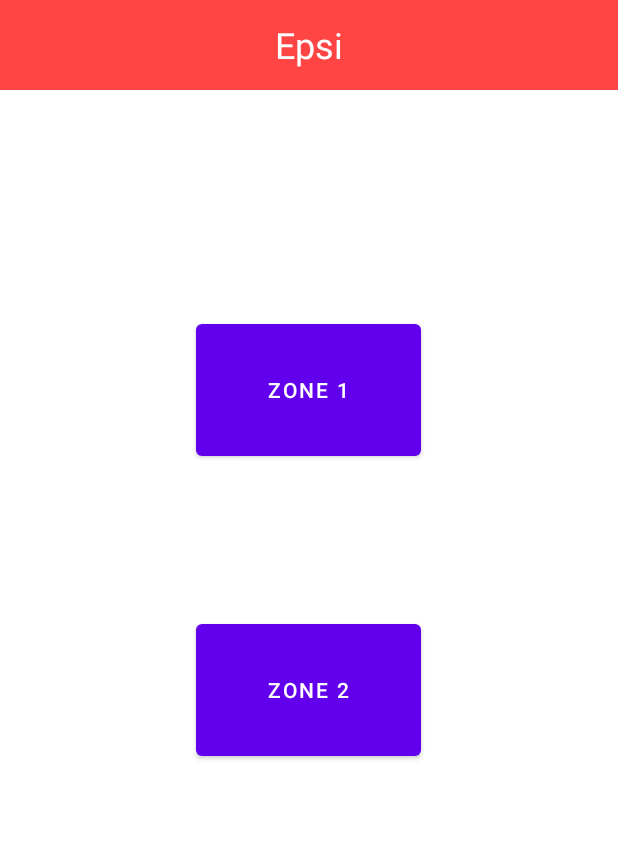
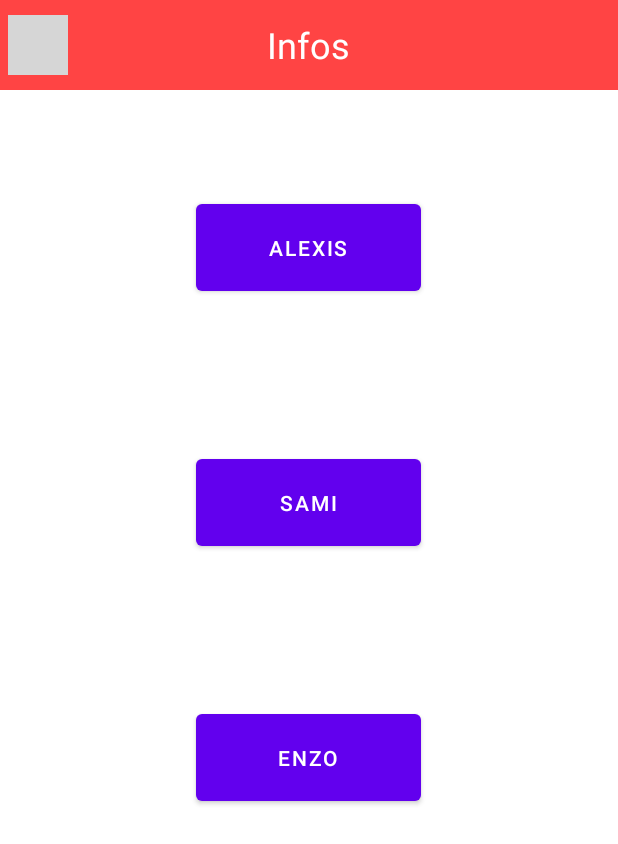
Before and after one commit to EnzoLePort/B3_G1_Android_Project, an Android app: the screen it shows after launch (MainActivity before the commit, StudentsActivity after it), after a tap on "ZONE 1", on a phone screen of 412 x 824 dp. Shown: the top 844 px of the screen. Run offline under Robolectric (Android 15) with nearby library versions, the phone set to English and light mode, and no system bars; grey boxes are pictures that could not be loaded.

Commit message:
Add StudentsActivity

```diff
--- a/app/src/main/java/fr/epsi/ourapplicationb3g1_ase/MainActivity.java
+++ b/app/src/main/java/fr/epsi/ourapplicationb3g1_ase/MainActivity.java
@@ -23,7 +23,7 @@ public class MainActivity extends EpsiActivity implements View.OnClickListener {
     public void onClick(View v) {
         switch (v.getId()){
             case R.id.buttonZone1:
-                //StudentsActivity.displayActivity(this,"Infos");
+                StudentsActivity.displayActivity(this,"Infos");
                 break;
             case R.id.buttonZone2:
                 //OtherActivity.displayActivity(this,"Rayons");
--- a/app/src/main/java/fr/epsi/ourapplicationb3g1_ase/StudentsActivity.java
+++ b/app/src/main/java/fr/epsi/ourapplicationb3g1_ase/StudentsActivity.java
@@ -1,14 +1,22 @@
 package fr.epsi.ourapplicationb3g1_ase;
 
-import androidx.appcompat.app.AppCompatActivity;
-
+import android.content.Intent;
 import android.os.Bundle;
 
-public class StudentsActivity extends AppCompatActivity {
+public class StudentsActivity extends EpsiActivity {
+
+    public static void displayActivity(EpsiActivity activity,String title){
+        Intent intent = new Intent(activity,StudentsActivity.class);
+        intent.putExtra("title",title);
+        activity.startActivity(intent);
+    }
 
     @Override
     protected void onCreate(Bundle savedInstanceState) {
         super.onCreate(savedInstanceState);
         setContentView(R.layout.activity_students);
+        showBack();
+        String title = getIntent().getExtras().getString("title","");
+        setTitle(title);
     }
 }
--- a/app/src/main/res/layout/activity_main.xml
+++ b/app/src/main/res/layout/activity_main.xml
@@ -10,6 +10,16 @@
         android:layout_width="match_parent"
         android:layout_height="wrap_content"
         layout="@layout/layout_header"/>
+
+    <ScrollView
+        android:layout_width="match_parent"
+        android:layout_height="match_parent"
+        android:layout_weight="1">
+
+        <LinearLayout
+            android:layout_width="match_parent"
+            android:layout_height="match_parent"
+            android:orientation="vertical" >
 
             <Button
                 android:id="@+id/buttonZone1"
@@ -25,4 +35,8 @@
                 android:layout_height="100dp"
                 android:layout_gravity="center_horizontal"
                 android:text="ZONE 2"/>
+
         </LinearLayout>
+    </ScrollView>
+
+</LinearLayout>
--- a/app/src/main/res/layout/activity_students.xml
+++ b/app/src/main/res/layout/activity_students.xml
@@ -1,9 +1,50 @@
 <?xml version="1.0" encoding="utf-8"?>
-<androidx.constraintlayout.widget.ConstraintLayout xmlns:android="http://schemas.android.com/apk/res/android"
-    xmlns:app="http://schemas.android.com/apk/res-auto"
+<LinearLayout
+    android:orientation="vertical"
+    xmlns:android="http://schemas.android.com/apk/res/android"
     xmlns:tools="http://schemas.android.com/tools"
     android:layout_width="match_parent"
     android:layout_height="match_parent"
-    tools:context=".StudentsActivity">
+    tools:context=".MainActivity">
+    <include
+        android:layout_width="match_parent"
+        android:layout_height="wrap_content"
+        layout="@layout/layout_header"/>
 
-</androidx.constraintlayout.widget.ConstraintLayout>
+    <ScrollView
+        android:layout_width="match_parent"
+        android:layout_height="match_parent"
+        android:layout_weight="1">
+
+        <LinearLayout
+            android:layout_width="match_parent"
+            android:layout_height="match_parent"
+            android:orientation="vertical" >
+
+            <Button
+                android:id="@+id/buttonAlexis"
+                android:layout_marginTop="70dp"
+                android:layout_width="150dp"
+                android:layout_height="70dp"
+                android:layout_gravity="center_horizontal"
+                android:text="ALEXIS"/>
+            <Button
+                android:id="@+id/buttonSami"
+                android:layout_marginTop="100dp"
+                android:layout_width="150dp"
+                android:layout_height="70dp"
+                android:layout_gravity="center_horizontal"
+                android:text="SAMI"/>
+
+            <Button
+                android:id="@+id/buttonEnzo"
+                android:layout_marginTop="100dp"
+                android:layout_width="150dp"
+                android:layout_height="70dp"
+                android:layout_gravity="center_horizontal"
+                android:text="ENZO"/>
+
+        </LinearLayout>
+    </ScrollView>
+
+</LinearLayout>
```
Also changed, not shown: app/src/main/java/fr/epsi/ourapplicationb3g1_ase/EpsiActivity.java (+4 -3 lines). Lines whose indentation alone changed are shown as unchanged.
